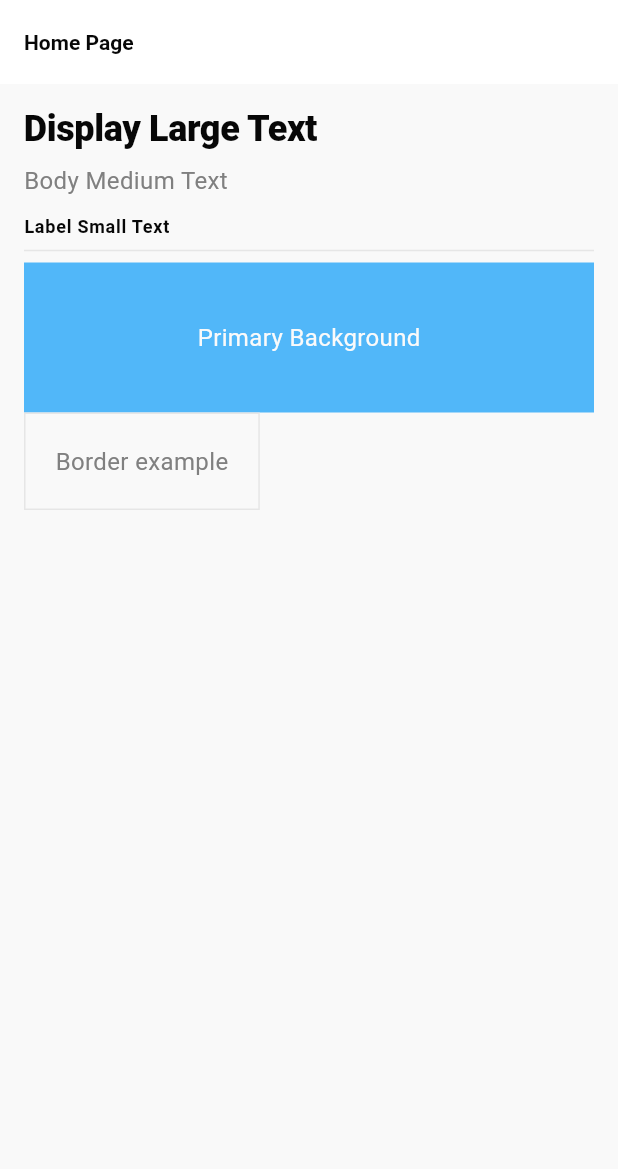
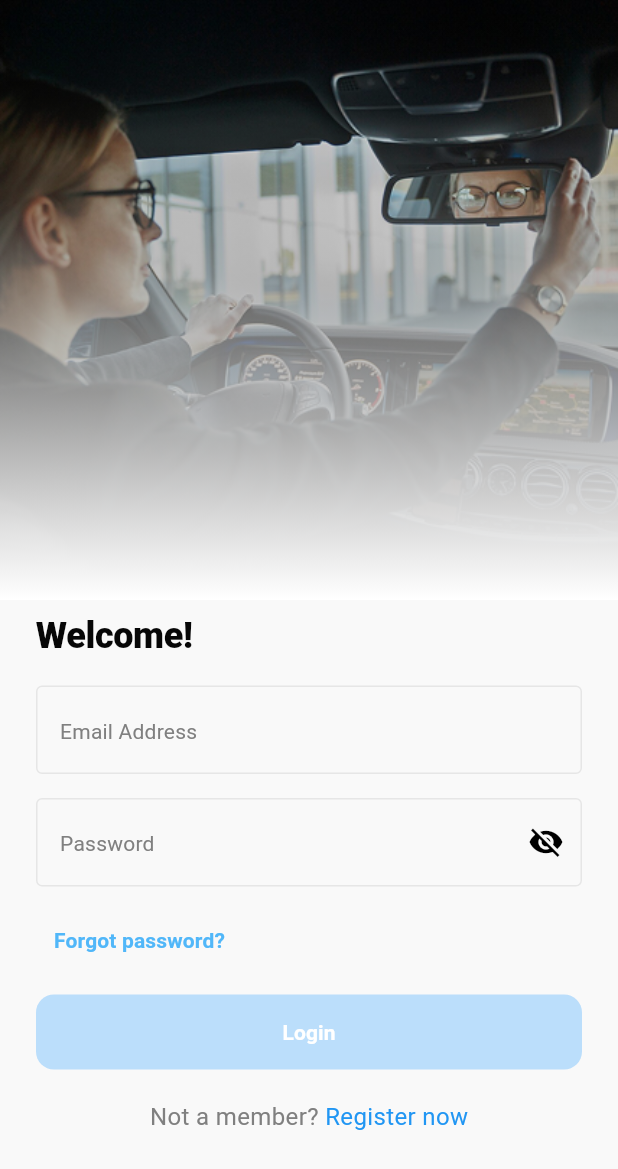
Before and after one commit to majharul-islam181/WorkBee, a Flutter app: the screen it shows after launch, on a phone screen of 412 x 824 dp. Shown: the top 1169 px of the screen. Run offline on Flutter 3.47's test engine with Material 3 defaults, Android fonts, the phone set to English and light mode, and no system bars.

Commit message:
Update main.dart and pubspec.yaml

```diff
--- /dev/null
+++ b/lib/core/theme/app_helper.dart
@@ -0,0 +1,13 @@
+import 'package:flutter/material.dart';
+import 'package:work_bee/core/theme/app_colors.dart';
+
+extension AppColorExtension on BuildContext {
+  Color get borderColor =>
+      Theme.of(this).brightness == Brightness.light
+          ? AppColors.borderLight
+          : AppColors.borderDark;
+  Color get backgroundColor =>
+      Theme.of(this).brightness == Brightness.light
+          ? AppColors.primaryLight
+          : Colors.black;
+}
--- /dev/null
+++ b/lib/core/utils/validator.dart
@@ -0,0 +1,22 @@
+class Validators {
+  static String? validateEmail(String? value) {
+    if (value == null || value.isEmpty) {
+      return "Email is required";
+    }
+    final emailRegex = RegExp(r"^[\w-\.]+@([\w-]+\.)+[\w-]{2,4}$");
+    if (!emailRegex.hasMatch(value)) {
+      return "Enter a valid email";
+    }
+    return null;
+  }
+
+  static String? validatePassword(String? value) {
+    if (value == null || value.isEmpty) {
+      return "Password is required";
+    }
+    if (value.length < 6) {
+      return "Password must be at least 6 characters";
+    }
+    return null;
+  }
+}
--- /dev/null
+++ b/lib/login/login_page.dart
@@ -0,0 +1,184 @@
+import 'package:flutter/material.dart';
+import 'package:work_bee/core/theme/app_helper.dart';
+import '../core/utils/validator.dart';
+
+class LoginPage extends StatefulWidget {
+  const LoginPage({super.key});
+
+  @override
+  State<LoginPage> createState() => _LoginPageState();
+}
+
+class _LoginPageState extends State<LoginPage> {
+  final _formKey = GlobalKey<FormState>();
+  final TextEditingController _emailController = TextEditingController();
+  final TextEditingController _passwordController = TextEditingController();
+  bool _showPassword = false;
+
+  @override
+  Widget build(BuildContext context) {
+    return Scaffold(
+      body: SingleChildScrollView(
+        child: Column(
+          children: [
+            // Top Image
+            SizedBox(
+              height: 400,
+              width: double.infinity,
+              child: Stack(
+                children: [
+                  Image.asset(
+                    "assets/images/login_intro.png",
+                    height: 400,
+                    width: double.infinity,
+                    fit: BoxFit.cover,
+                  ),
+                  Container(
+                    height: 400,
+                    decoration: const BoxDecoration(
+                      gradient: LinearGradient(
+                        begin: Alignment.topCenter,
+                        end: Alignment.bottomCenter,
+                        colors: [
+                          Colors.transparent,
+                          Colors.white,
+                        ],
+                      ),
+                    ),
+                  ),
+                ],
+              ),
+            ),
+
+            const SizedBox(height: 10),
+
+            // Welcome Text
+            Padding(
+              padding: const EdgeInsets.symmetric(horizontal: 24.0),
+              child: Column(
+                crossAxisAlignment: CrossAxisAlignment.start,
+                children: [
+                  Text(
+                    "Welcome!",
+                    style: Theme.of(context).textTheme.displayLarge,
+                  ),
+                  const SizedBox(height: 20),
+
+                  // Form
+                  Form(
+                    key: _formKey,
+                    child: Column(
+                      children: [
+                        // Email
+                        TextFormField(
+                          controller: _emailController,
+                          decoration: InputDecoration(
+                            hintText: "Email Address",
+                            hintStyle: Theme.of(context).textTheme.titleMedium,
+                            border: OutlineInputBorder(
+                              borderRadius: BorderRadius.circular(12),
+                              borderSide: BorderSide(
+                                color: Theme.of(context).dividerColor,
+                              ),
+                            ),
+                          ),
+                          validator: Validators.validateEmail,
+                        ),
+                        const SizedBox(height: 16),
+
+                        // Password
+                        TextFormField(
+                          controller: _passwordController,
+                          obscureText: !_showPassword,
+                          decoration: InputDecoration(
+                            hintText: "Password",
+                            hintStyle: Theme.of(context).textTheme.titleMedium,
+                            border: OutlineInputBorder(
+                              borderRadius: BorderRadius.circular(12),
+                            ),
+                            suffixIcon: IconButton(
+                              icon: Icon(
+                                _showPassword
+                                    ? Icons.visibility
+                                    : Icons.visibility_off,
+                              ),
+                              onPressed: () {
+                                setState(() {
+                                  _showPassword = !_showPassword;
+                                });
+                              },
+                            ),
+                          ),
+                          validator: Validators.validatePassword,
+                        ),
+                      ],
+                    ),
+                  ),
+
+                  const SizedBox(height: 12),
+
+                  // Forgot password
+                  Align(
+                    alignment: Alignment.centerLeft,
+                    child: TextButton(
+                      onPressed: () {},
+                      child: Text(
+                        "Forgot password?",
+                        style: TextStyle(color: Theme.of(context).primaryColor),
+                      ),
+                    ),
+                  ),
+
+                  const SizedBox(height: 12),
+
+                  // Login Button
+                  SizedBox(
+                    width: double.infinity,
+                    height: 50,
+                    child: ElevatedButton(
+                      onPressed: () {
+                        if (_formKey.currentState!.validate()) {
+                          // Perform login
+                        }
+                      },
+                      style: ElevatedButton.styleFrom(
+                        backgroundColor: Colors.blue.shade100,
+                        elevation: 0,
+                        shape: RoundedRectangleBorder(
+                          borderRadius: BorderRadius.circular(12),
+                        ),
+                      ),
+                      child: const Text(
+                        "Login",
+                        style: TextStyle(color: Colors.white),
+                      ),
+                    ),
+                  ),
+
+                  const SizedBox(height: 20),
+
+                  // Register now
+                  Row(
+                    mainAxisAlignment: MainAxisAlignment.center,
+                    children: [
+                      const Text("Not a member? "),
+                      GestureDetector(
+                        onTap: () {},
+                        child: const Text(
+                          "Register now",
+                          style: TextStyle(color: Colors.blue),
+                        ),
+                      ),
+                    ],
+                  ),
+
+                  const SizedBox(height: 30),
+                ],
+              ),
+            ),
+          ],
+        ),
+      ),
+    );
+  }
+}
--- a/lib/main.dart
+++ b/lib/main.dart
@@ -1,6 +1,7 @@
 import 'package:flutter/material.dart';
 import 'package:work_bee/core/theme/app_theme.dart';
-import 'package:work_bee/home.dart';
+// import 'package:work_bee/home.dart';
+import 'package:work_bee/login/login_page.dart';
 
 void main() {
   runApp(const MyApp());
@@ -12,11 +13,13 @@
   @override
   Widget build(BuildContext context) {
     return MaterialApp(
+      debugShowCheckedModeBanner: false,
       title: 'Theming Example',
-      theme: AppTheme.lightTheme, // Light Theme
-      darkTheme: AppTheme.darkTheme, // Dark Theme
-      themeMode: ThemeMode.system, // Automatically switches based on system setting
-      home: const HomePage(),
+      theme: AppTheme.lightTheme,
+      darkTheme: AppTheme.darkTheme,
+      themeMode: ThemeMode.system,
+      // home: const HomePage(),
+      home: const LoginPage(),
     );
   }
 }
```
Also changed, not shown: pubspec.yaml (+4 -5 lines), assets/images/login_intro.png (added), pubspec.lock.
